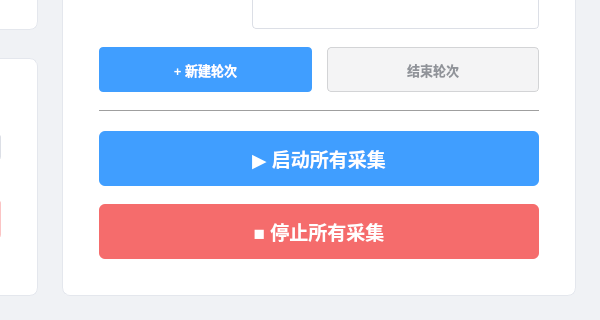
Before: the Qt Designer form forms/SensorPage.ui in Huier-git/Drill2tool, drawn with Qt 5; both pictures show x 500 to 1100 and y 509 to 829 of the 1100 by 829 pixel window.
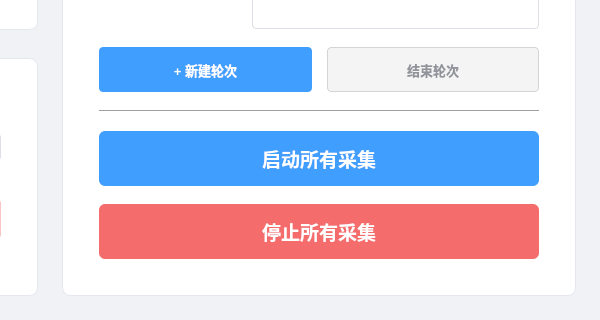
After: the same form once the commit is applied.

The edit to the form file:
```diff
--- a/forms/SensorPage.ui
+++ b/forms/SensorPage.ui
@@ -875,7 +875,7 @@
            <string>font-size: 14pt; font-weight: bold;</string>
           </property>
           <property name="text">
-           <string>▶ 启动所有采集</string>
+           <string>启动所有采集</string>
           </property>
          </widget>
         </item>
@@ -894,7 +894,7 @@
            <string>font-size: 14pt; font-weight: bold;</string>
           </property>
           <property name="text">
-           <string>■ 停止所有采集</string>
+           <string>停止所有采集</string>
           </property>
          </widget>
         </item>
```
